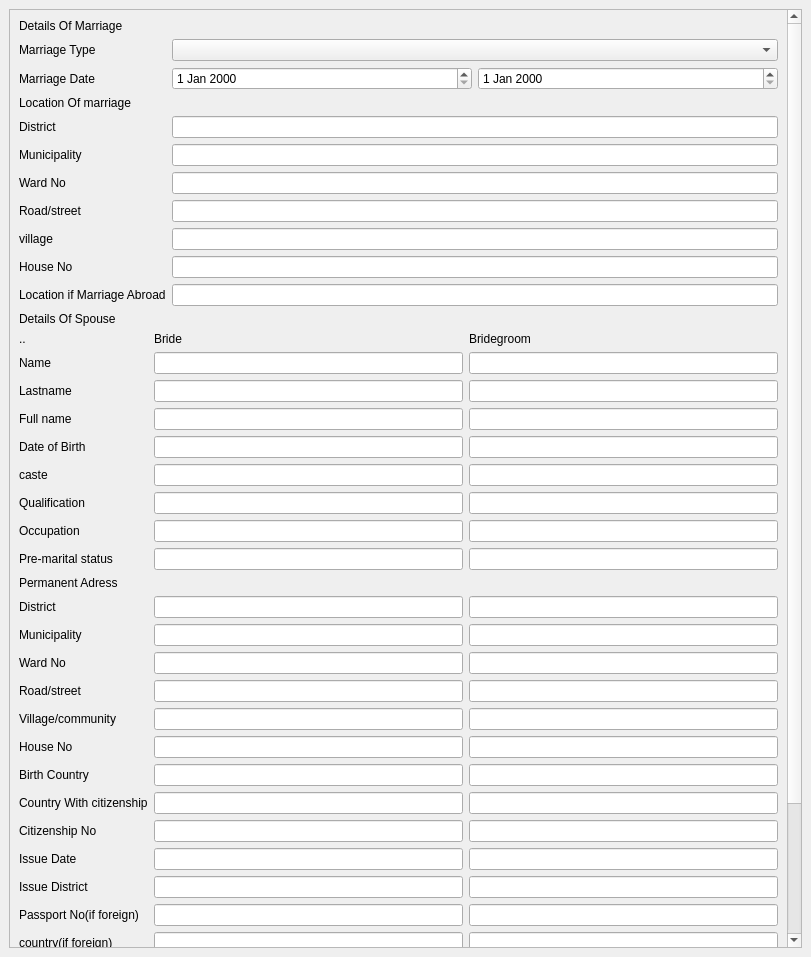
The window that Smartward/forms/marriage.ui (cygnus55/smartward) describes before a commit, drawn with Qt 5.
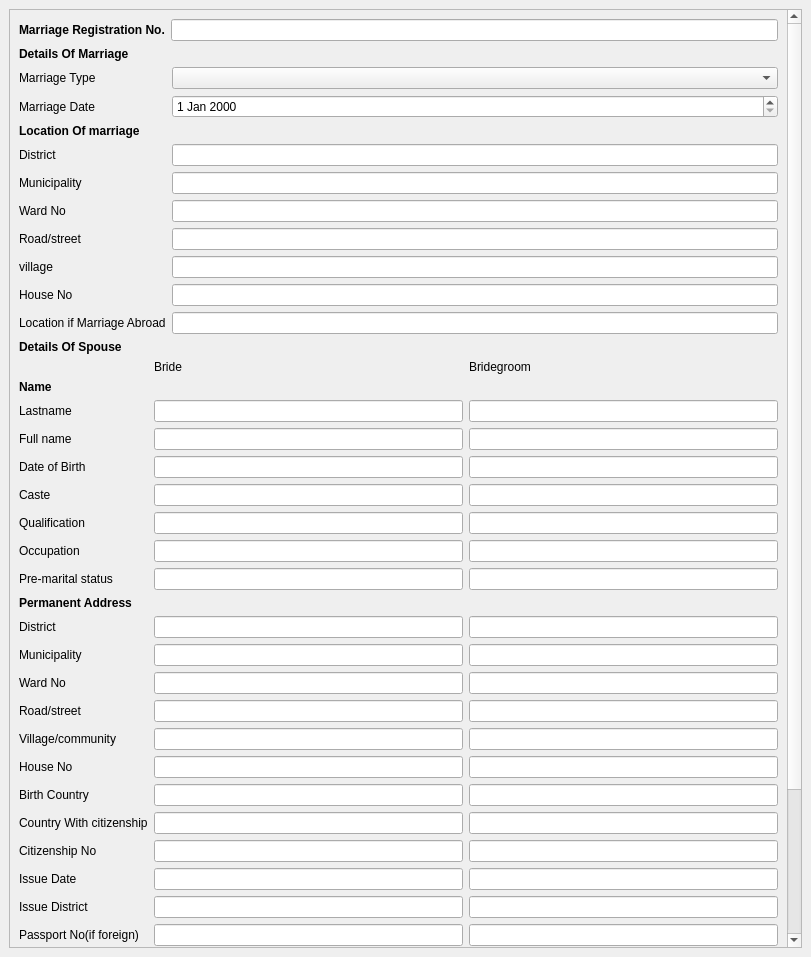
The same window after the commit.

Commit message: Marriage Form Store in Database

What changed in the file:
```diff
--- a/Smartward/forms/marriage.ui
+++ b/Smartward/forms/marriage.ui
@@ -14,8 +14,8 @@
    <string>MainWindow</string>
   </property>
   <widget class="QWidget" name="centralwidget">
-   <layout class="QGridLayout" name="gridLayout">
-    <item row="1" column="0">
+   <layout class="QHBoxLayout" name="horizontalLayout_2">
+    <item>
      <widget class="QScrollArea" name="scrollArea">
       <property name="widgetResizable">
        <bool>true</bool>
@@ -24,20 +24,20 @@
        <property name="geometry">
         <rect>
          <x>0</x>
-         <y>-326</y>
+         <y>0</y>
          <width>777</width>
-         <height>1271</height>
+         <height>1294</height>
         </rect>
        </property>
        <layout class="QGridLayout" name="gridLayout_2">
-        <item row="0" column="0">
+        <item row="3" column="0">
          <widget class="QLabel" name="label">
           <property name="text">
-           <string>Details Of Marriage</string>
+           <string>&lt;b&gt;Details Of Marriage&lt;/b&gt;</string>
           </property>
          </widget>
         </item>
-        <item row="1" column="0">
+        <item row="4" column="0">
          <layout class="QFormLayout" name="formLayout">
           <item row="0" column="0">
            <widget class="QLabel" name="marriageTypeLabel">
@@ -61,15 +61,12 @@
             <item>
              <widget class="QDateEdit" name="dateEdit_2"/>
             </item>
-            <item>
-             <widget class="QDateEdit" name="dateEdit"/>
-            </item>
            </layout>
           </item>
           <item row="2" column="0">
            <widget class="QLabel" name="locationOfMarriageLabel">
             <property name="text">
-             <string>Location Of marriage</string>
+             <string>&lt;b&gt;Location Of marriage&lt;/b&gt;</string>
             </property>
            </widget>
           </item>
@@ -145,15 +142,8 @@
           </item>
          </layout>
         </item>
-        <item row="3" column="0">
+        <item row="6" column="0">
          <layout class="QFormLayout" name="formLayout_2">
-          <item row="0" column="0">
-           <widget class="QLabel" name="Label_2">
-            <property name="text">
-             <string>..</string>
-            </property>
-           </widget>
-          </item>
           <item row="0" column="1">
            <layout class="QHBoxLayout" name="horizontalLayout_3">
             <item>
@@ -175,19 +165,12 @@
           <item row="1" column="0">
            <widget class="QLabel" name="nameLabel_2">
             <property name="text">
-             <string>Name</string>
+             <string>&lt;b&gt;Name&lt;/b&gt;</string>
             </property>
            </widget>
           </item>
           <item row="1" column="1">
-           <layout class="QHBoxLayout" name="horizontalLayout_4">
-            <item>
-             <widget class="QLineEdit" name="lineEdit_2"/>
-            </item>
-            <item>
-             <widget class="QLineEdit" name="lineEdit"/>
-            </item>
-           </layout>
+           <layout class="QHBoxLayout" name="horizontalLayout_4"/>
           </item>
           <item row="2" column="0">
            <widget class="QLabel" name="lastnameLabel">
@@ -243,7 +226,7 @@
           <item row="5" column="0">
            <widget class="QLabel" name="casteLabel_2">
             <property name="text">
-             <string>caste</string>
+             <string>Caste</string>
             </property>
            </widget>
           </item>
@@ -311,7 +294,7 @@
           <item row="9" column="0">
            <widget class="QLabel" name="permanentAdressLabel_2">
             <property name="text">
-             <string>Permanent Adress</string>
+             <string>&lt;b&gt;Permanent Address&lt;/b&gt;</string>
             </property>
            </widget>
           </item>
@@ -623,13 +606,27 @@
           </item>
          </layout>
         </item>
-        <item row="2" column="0">
+        <item row="5" column="0">
          <widget class="QLabel" name="label_6">
           <property name="text">
-           <string>Details Of Spouse</string>
+           <string>&lt;b&gt;Details Of Spouse&lt;/b&gt;</string>
           </property>
          </widget>
         </item>
+        <item row="0" column="0">
+         <layout class="QFormLayout" name="formLayout_3">
+          <item row="0" column="0">
+           <widget class="QLabel" name="marriageRegistrationNoLabel">
+            <property name="text">
+             <string>&lt;b&gt;Marriage Registration No.&lt;/b&gt;</string>
+            </property>
+           </widget>
+          </item>
+          <item row="0" column="1">
+           <widget class="QLineEdit" name="marriageRegistrationNoLineEdit"/>
+          </item>
+         </layout>
+        </item>
        </layout>
       </widget>
      </widget>
```
Left out of the diff: 6 changed lines with no effect on the pictures. The commit also changes 8 other files.
